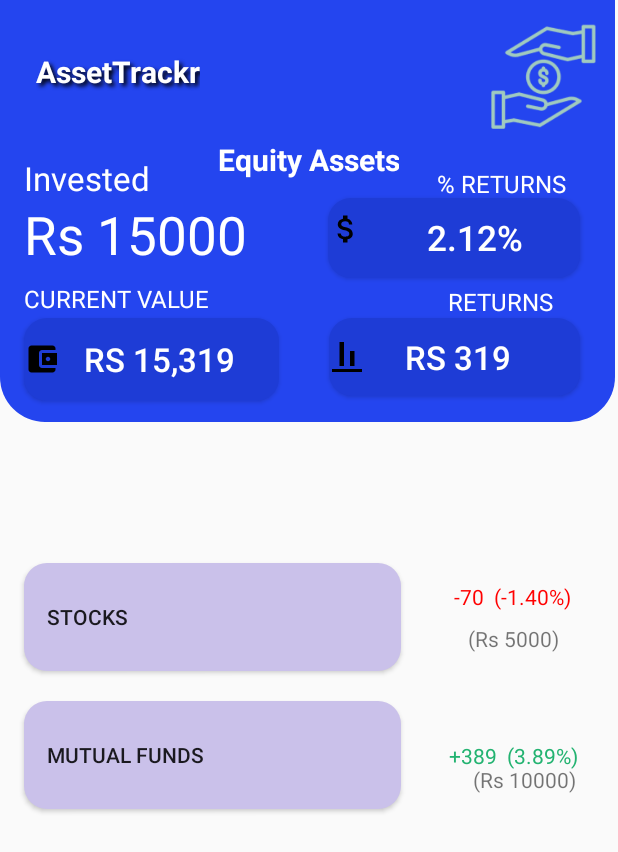
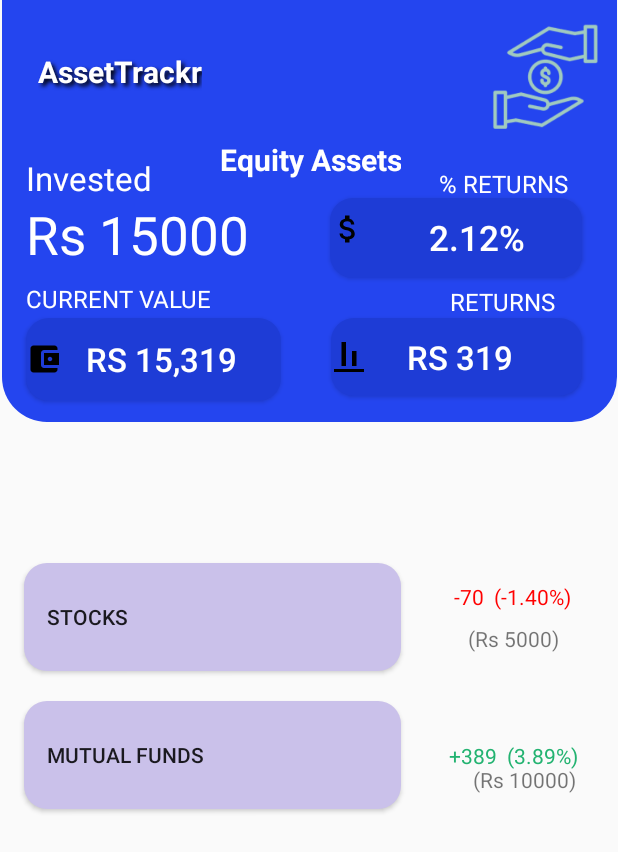
Before and after one commit to raghav-malik/investment-android-app, an Android app: the EquityActivity screen opened directly, with no data from a screen before it, on a phone screen of 412 x 824 dp. Shown: the top 852 px of the screen. Run offline under Robolectric (Android 15) with nearby library versions, the phone set to English and light mode, and no system bars.

Commit message:
text views updated equity

```diff
--- a/app/src/main/res/layout/activity_equity.xml
+++ b/app/src/main/res/layout/activity_equity.xml
@@ -11,7 +11,10 @@
         android:layout_width="410dp"
         android:layout_height="281dp"
         android:background="@drawable/top_background"
-        android:orientation="vertical">
+        android:orientation="vertical"
+        app:layout_constraintEnd_toEndOf="parent"
+        app:layout_constraintStart_toStartOf="parent"
+        app:layout_constraintTop_toTopOf="parent">
 
         <androidx.constraintlayout.widget.ConstraintLayout
             android:layout_width="match_parent"
```
